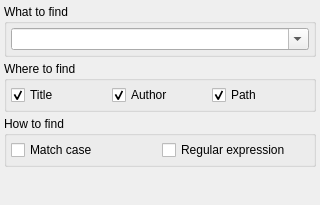
vitamin-caig/zxtune, file apps/zxtune-qt/playlist/ui/desktop/search_dialog.ui: the form before one commit.
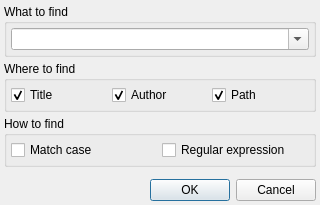
The form after the commit.

Commit message: zxtune-qt: simplified search dialog structure.

```diff
--- a/apps/zxtune-qt/playlist/ui/desktop/search_dialog.ui
+++ b/apps/zxtune-qt/playlist/ui/desktop/search_dialog.ui
@@ -1,7 +1,7 @@
 <?xml version="1.0" encoding="UTF-8"?>
 <ui version="4.0">
- <class>SearchWidget</class>
- <widget class="QWidget" name="SearchWidget">
+ <class>SearchDialog</class>
+ <widget class="QDialog" name="SearchDialog">
   <property name="geometry">
    <rect>
     <x>0</x>
@@ -21,7 +21,7 @@
     <number>4</number>
    </property>
    <item>
-    <widget class="QGroupBox">
+    <widget class="QGroupBox" name="groupBox">
      <property name="title">
       <string>What to find</string>
      </property>
@@ -46,7 +46,7 @@
     </widget>
    </item>
    <item>
-    <widget class="QGroupBox">
+    <widget class="QGroupBox" name="groupBox">
      <property name="title">
       <string>Where to find</string>
      </property>
@@ -91,7 +91,7 @@
     </widget>
    </item>
    <item>
-    <widget class="QGroupBox">
+    <widget class="QGroupBox" name="groupBox">
      <property name="title">
       <string>How to find</string>
      </property>
@@ -132,6 +132,13 @@
      </property>
     </spacer>
    </item>
+   <item>
+    <widget class="QDialogButtonBox" name="buttons">
+     <property name="standardButtons">
+      <set>QDialogButtonBox::Cancel|QDialogButtonBox::Ok</set>
+     </property>
+    </widget>
+   </item>
   </layout>
  </widget>
  <resources/>
```
Left out of the diff: 43 changed lines with no effect on the pictures. The commit also changes 2 other files.
